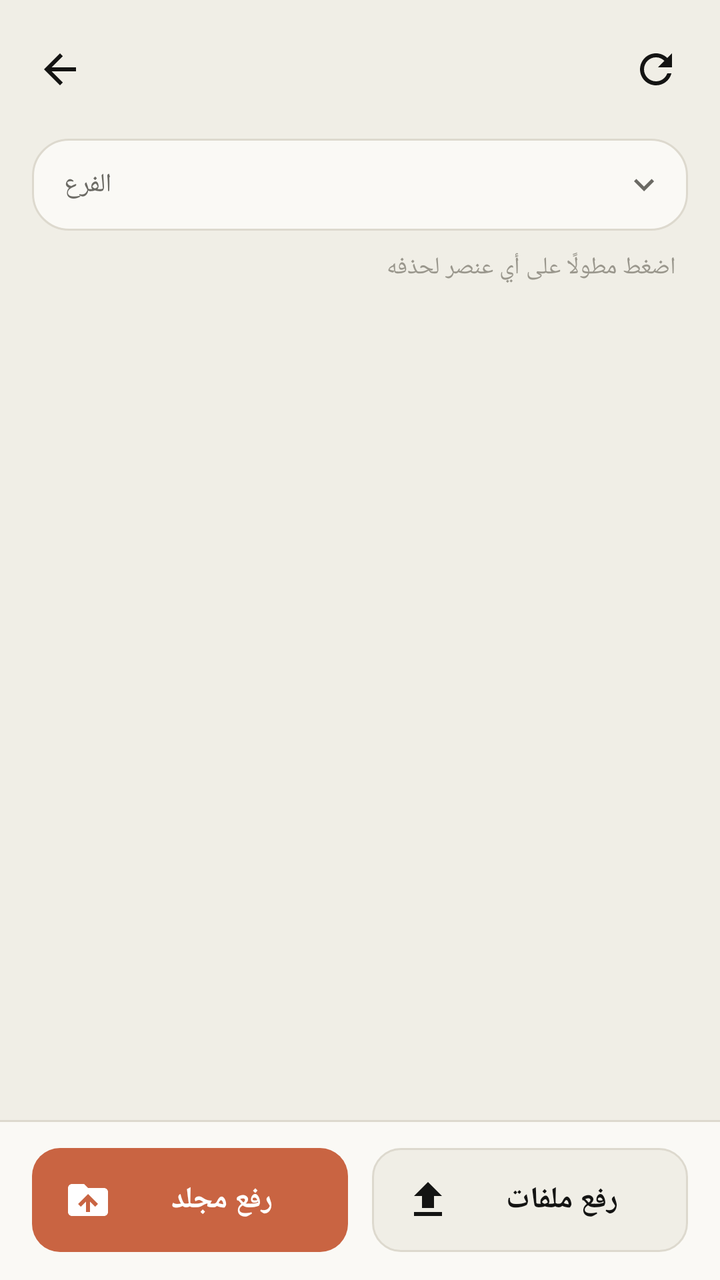
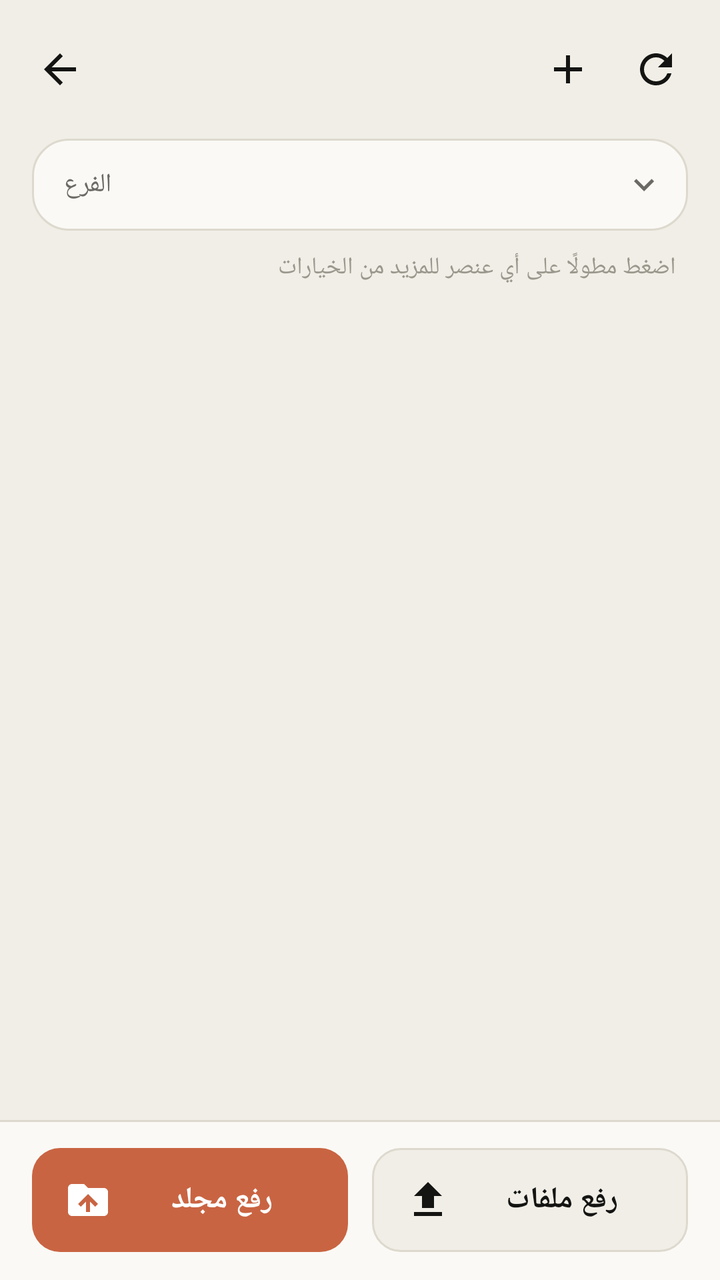

Before-and-after screenshots of an Android layout around one commit, followed by the original layout XML and the change that was made.
<!-- AndroidManifest.xml: application theme AppTheme -->
<!-- res/layout/activity_browser.xml -->
<?xml version="1.0" encoding="utf-8"?>
<LinearLayout xmlns:android="http://schemas.android.com/apk/res/android"
    android:layout_width="match_parent"
    android:layout_height="match_parent"
    android:background="@color/bg"
    android:orientation="vertical">

    <LinearLayout
        android:layout_width="match_parent"
        android:layout_height="wrap_content"
        android:gravity="center_vertical"
        android:orientation="horizontal"
        android:paddingStart="8dp"
        android:paddingTop="12dp"
        android:paddingEnd="10dp"
        android:paddingBottom="6dp">

        <ImageButton
            android:id="@+id/btnBack"
            style="@style/IconButton"
            android:contentDescription="@string/back"
            android:src="@drawable/ic_back" />

        <LinearLayout
            android:layout_width="0dp"
            android:layout_height="wrap_content"
            android:layout_marginStart="4dp"
            android:layout_weight="1"
            android:orientation="vertical">

            <TextView
                android:id="@+id/title"
                android:layout_width="match_parent"
                android:layout_height="wrap_content"
                android:ellipsize="end"
                android:fontFamily="serif"
                android:singleLine="true"
                android:textColor="@color/text_primary"
                android:textSize="22sp" />

            <TextView
                android:id="@+id/pathView"
                android:layout_width="match_parent"
                android:layout_height="wrap_content"
                android:ellipsize="start"
                android:fontFamily="monospace"
                android:singleLine="true"
                android:textAlignment="viewStart"
                android:textColor="@color/text_secondary"
                android:textDirection="ltr"
                android:textSize="12sp" />
        </LinearLayout>

        <ImageButton
            android:id="@+id/btnRefresh"
            style="@style/IconButton"
            android:contentDescription="@string/refresh"
            android:src="@drawable/ic_refresh" />
    </LinearLayout>

    <LinearLayout
        android:id="@+id/branchBox"
        android:layout_width="match_parent"
        android:layout_height="wrap_content"
        android:layout_marginStart="16dp"
        android:layout_marginTop="6dp"
        android:layout_marginEnd="16dp"
        android:background="@drawable/bg_card_ripple"
        android:gravity="center_vertical"
        android:orientation="horizontal"
        android:paddingStart="16dp"
        android:paddingEnd="12dp">

        <TextView
            android:layout_width="wrap_content"
            android:layout_height="wrap_content"
            android:text="@string/branch_label"
            android:textColor="@color/text_secondary"
            android:textSize="13sp" />

        <Spinner
            android:id="@+id/branchSpinner"
            android:layout_width="0dp"
            android:layout_height="46dp"
            android:layout_marginStart="8dp"
            android:layout_weight="1"
            android:background="@null"
            android:popupBackground="@drawable/bg_popup" />

        <ImageView
            android:layout_width="20dp"
            android:layout_height="20dp"
            android:importantForAccessibility="no"
            android:src="@drawable/ic_expand"
            android:tint="@color/text_secondary" />
    </LinearLayout>

    <TextView
        android:layout_width="match_parent"
        android:layout_height="wrap_content"
        android:paddingStart="22dp"
        android:paddingTop="10dp"
        android:paddingEnd="22dp"
        android:paddingBottom="4dp"
        android:text="@string/long_press_hint"
        android:textColor="@color/text_hint"
        android:textSize="12sp" />

    <FrameLayout
        android:layout_width="match_parent"
        android:layout_height="0dp"
        android:layout_weight="1">

        <ListView
            android:id="@+id/list"
            android:layout_width="match_parent"
            android:layout_height="match_parent"
            android:clipToPadding="false"
            android:divider="@null"
            android:dividerHeight="0dp"
            android:listSelector="@android:color/transparent"
            android:paddingTop="4dp"
            android:paddingBottom="16dp"
            android:scrollbars="none" />

        <TextView
            android:id="@+id/empty"
            android:layout_width="match_parent"
            android:layout_height="wrap_content"
            android:layout_gravity="center"
            android:gravity="center"
            android:padding="32dp"
            android:text="@string/empty_folder"
            android:textColor="@color/text_hint"
            android:textSize="15sp"
            android:visibility="gone" />
    </FrameLayout>

    <LinearLayout
        android:layout_width="match_parent"
        android:layout_height="wrap_content"
        android:background="@drawable/bg_bottom_bar"
        android:orientation="horizontal"
        android:paddingStart="16dp"
        android:paddingTop="14dp"
        android:paddingEnd="16dp"
        android:paddingBottom="14dp">

        <Button
            android:id="@+id/btnFolder"
            style="@style/BtnPrimary"
            android:layout_width="0dp"
            android:layout_height="wrap_content"
            android:layout_marginEnd="6dp"
            android:layout_weight="1"
            android:drawableStart="@drawable/ic_folder_up"
            android:drawablePadding="8dp"
            android:drawableTint="@color/on_accent"
            android:paddingStart="16dp"
            android:paddingEnd="16dp"
            android:text="@string/upload_folder" />

        <Button
            android:id="@+id/btnFiles"
            style="@style/BtnSecondary"
            android:layout_width="0dp"
            android:layout_height="wrap_content"
            android:layout_marginStart="6dp"
            android:layout_weight="1"
            android:drawableStart="@drawable/ic_upload"
            android:drawablePadding="8dp"
            android:drawableTint="@color/text_primary"
            android:paddingStart="16dp"
            android:paddingEnd="16dp"
            android:text="@string/upload_files" />
    </LinearLayout>
</LinearLayout>
<!-- resources referenced by this layout -->
<resources>
  <color name="bg">#F0EEE6</color>
  <color name="on_accent">#FFFFFF</color>
  <color name="text_hint">#9A978D</color>
  <color name="text_primary">#141413</color>
  <color name="text_secondary">#6B6A64</color>
  <!-- drawable bg_card_ripple (drawable) -->
  <?xml version="1.0" encoding="utf-8"?>
  <ripple xmlns:android="http://schemas.android.com/apk/res/android" android:color="@color/ripple">
      <item android:drawable="@drawable/bg_card" />
  </ripple>
  <!-- drawable bg_popup (drawable) -->
  <?xml version="1.0" encoding="utf-8"?>
  <shape xmlns:android="http://schemas.android.com/apk/res/android" android:shape="rectangle">
      <solid android:color="@color/surface" />
      <stroke android:width="1dp" android:color="@color/stroke" />
      <corners android:radius="14dp" />
  </shape>
  <string name="back">رجوع</string>
  <string name="branch_label">الفرع</string>
  <string name="empty_folder">المجلد فارغ</string>
  <string name="long_press_hint">اضغط مطولًا على أي عنصر لحذفه</string>
  <string name="refresh">تحديث</string>
  <string name="upload_files">رفع ملفات</string>
  <string name="upload_folder">رفع مجلد</string>
  <style name="IconButton">
          <item name="android:layout_width">44dp</item>
          <item name="android:layout_height">44dp</item>
          <item name="android:background">@drawable/bg_icon_btn</item>
          <item name="android:tint">@color/text_primary</item>
          <item name="android:scaleType">center</item>
      </style>
  <color name="surface">#FAF9F5</color>
  <color name="stroke">#DDD9CE</color>
  <color name="ripple">#1A000000</color>
  <!-- drawable bg_card (drawable) -->
  <?xml version="1.0" encoding="utf-8"?>
  <shape xmlns:android="http://schemas.android.com/apk/res/android" android:shape="rectangle">
      <solid android:color="@color/surface" />
      <stroke android:width="1dp" android:color="@color/stroke" />
      <corners android:radius="18dp" />
  </shape>
  <!-- drawable btn_primary (drawable) -->
  <?xml version="1.0" encoding="utf-8"?>
  <ripple xmlns:android="http://schemas.android.com/apk/res/android" android:color="@color/ripple_on_accent">
      <item>
          <shape android:shape="rectangle">
              <solid android:color="@color/accent" />
              <corners android:radius="14dp" />
          </shape>
      </item>
  </ripple>
  <!-- drawable bg_icon_btn (drawable) -->
  <?xml version="1.0" encoding="utf-8"?>
  <ripple xmlns:android="http://schemas.android.com/apk/res/android" android:color="@color/ripple">
      <item android:id="@android:id/mask">
          <shape android:shape="oval">
              <solid android:color="#FFFFFF" />
          </shape>
      </item>
  </ripple>
  <color name="accent">#C96442</color>
  <style name="AppDialog" parent="Theme.AppCompat.DayNight.Dialog.Alert">
          <item name="colorAccent">@color/accent</item>
          <item name="android:windowBackground">@drawable/bg_dialog</item>
          <item name="android:textColorPrimary">@color/text_primary</item>
          <item name="android:textColorSecondary">@color/text_secondary</item>
      </style>
  <color name="ripple_on_accent">#33FFFFFF</color>
  <!-- drawable bg_dialog (drawable) -->
  <?xml version="1.0" encoding="utf-8"?>
  <shape xmlns:android="http://schemas.android.com/apk/res/android" android:shape="rectangle">
      <solid android:color="@color/surface" />
      <corners android:radius="24dp" />
  </shape>
  <!-- unchanged entries left out for length: 10 -->
</resources>

<!-- the commit's change to res/layout/activity_browser.xml (unified diff, before → after) -->
@@ -50,6 +50,12 @@
                 android:textDirection="ltr"
                 android:textSize="12sp" />
         </LinearLayout>
+
+        <ImageButton
+            android:id="@+id/btnNew"
+            style="@style/IconButton"
+            android:contentDescription="@string/new_item"
+            android:src="@drawable/ic_add" />
 
         <ImageButton
             android:id="@+id/btnRefresh"
<!-- resource entries referenced after the edit -->
@@ -17,10 +17,23 @@
       <stroke android:width="1dp" android:color="@color/stroke" />
       <corners android:radius="14dp" />
   </shape>
+  <!-- drawable ic_add (drawable) -->
+  <?xml version="1.0" encoding="utf-8"?>
+  <vector xmlns:android="http://schemas.android.com/apk/res/android"
+      android:width="24dp"
+      android:height="24dp"
+      android:autoMirrored="false"
+      android:viewportWidth="24"
+      android:viewportHeight="24">
+      <path
+          android:fillColor="#FF000000"
+          android:pathData="M19,13h-6v6h-2v-6H5v-2h6V5h2v6h6v2z" />
+  </vector>
   <string name="back">رجوع</string>
   <string name="branch_label">الفرع</string>
   <string name="empty_folder">المجلد فارغ</string>
-  <string name="long_press_hint">اضغط مطولًا على أي عنصر لحذفه</string>
+  <string name="long_press_hint">اضغط مطولًا على أي عنصر للمزيد من الخيارات</string>
+  <string name="new_item">جديد</string>
   <string name="refresh">تحديث</string>
   <string name="upload_files">رفع ملفات</string>
   <string name="upload_folder">رفع مجلد</string>
